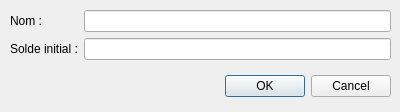
sbrou/CashCash, file resources/uiFiles/newaccountdialog.ui: the form before one commit.
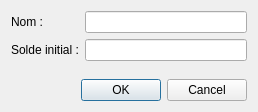
The form after the commit.

Diff of the .ui file:
```diff
--- a/resources/uiFiles/newaccountdialog.ui
+++ b/resources/uiFiles/newaccountdialog.ui
@@ -6,38 +6,15 @@
    <rect>
     <x>0</x>
     <y>0</y>
-    <width>400</width>
+    <width>258</width>
     <height>112</height>
    </rect>
   </property>
   <property name="windowTitle">
    <string>Dialog</string>
   </property>
-  <widget class="QDialogButtonBox" name="buttonBox">
-   <property name="geometry">
-    <rect>
-     <x>50</x>
-     <y>70</y>
-     <width>341</width>
-     <height>32</height>
-    </rect>
-   </property>
-   <property name="orientation">
-    <enum>Qt::Horizontal</enum>
-   </property>
-   <property name="standardButtons">
-    <set>QDialogButtonBox::Cancel|QDialogButtonBox::Ok</set>
-   </property>
-  </widget>
-  <widget class="QWidget" name="formLayoutWidget">
-   <property name="geometry">
-    <rect>
-     <x>10</x>
-     <y>10</y>
-     <width>381</width>
-     <height>51</height>
-    </rect>
-   </property>
+  <layout class="QVBoxLayout" name="verticalLayout">
+   <item>
    <layout class="QFormLayout" name="formLayout">
     <item row="0" column="0">
      <widget class="QLabel" name="label">
@@ -60,7 +37,18 @@
      <widget class="QLineEdit" name="qleBalance"/>
     </item>
    </layout>
-  </widget>
+   </item>
+   <item>
+    <widget class="QDialogButtonBox" name="buttonBox">
+     <property name="orientation">
+      <enum>Qt::Horizontal</enum>
+     </property>
+     <property name="standardButtons">
+      <set>QDialogButtonBox::Cancel|QDialogButtonBox::Ok</set>
+     </property>
+    </widget>
+   </item>
+  </layout>
  </widget>
  <resources/>
  <connections>
```
Lines whose indentation alone changed are shown as unchanged.
